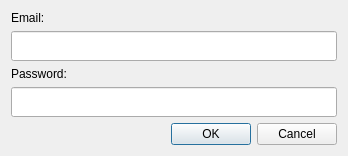
Old version of the form LDMP/gui/DlgSettingsLogin.ui in the repository ConservationInternational/trends.earth.
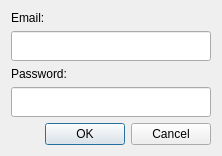
New version of the form.

```diff
--- a/LDMP/gui/DlgSettingsLogin.ui
+++ b/LDMP/gui/DlgSettingsLogin.ui
@@ -6,12 +6,12 @@
    <rect>
     <x>0</x>
     <y>0</y>
-    <width>348</width>
-    <height>151</height>
+    <width>218</width>
+    <height>153</height>
    </rect>
   </property>
   <property name="sizePolicy">
-   <sizepolicy hsizetype="Fixed" vsizetype="Minimum">
+   <sizepolicy hsizetype="Fixed" vsizetype="Fixed">
     <horstretch>0</horstretch>
     <verstretch>0</verstretch>
    </sizepolicy>
@@ -49,7 +49,7 @@
      </property>
      <property name="minimumSize">
       <size>
-       <width>0</width>
+       <width>200</width>
        <height>30</height>
       </size>
      </property>
@@ -87,7 +87,7 @@
      </property>
      <property name="minimumSize">
       <size>
-       <width>0</width>
+       <width>200</width>
        <height>30</height>
       </size>
      </property>
```
